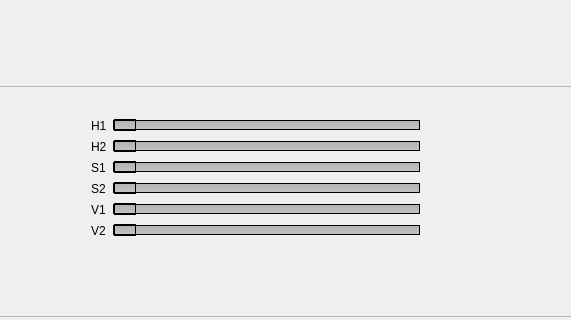
This is Binary_cam/mainwindow.ui in rafaelgp23/OpenCVproject as Qt 5 draws it before an edit; both pictures show x 611 to 1182 and y 424 to 744 of the 1362 by 744 pixel window. The edited form follows.
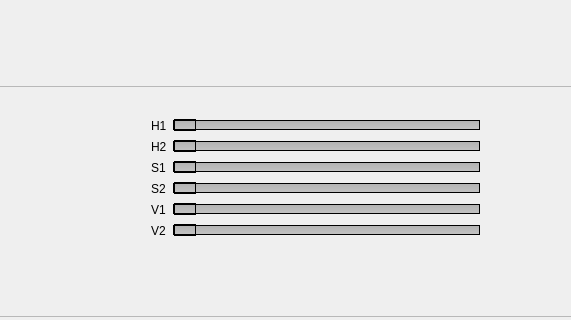
This is the edited form.

```diff
--- a/Binary_cam/mainwindow.ui
+++ b/Binary_cam/mainwindow.ui
@@ -150,7 +150,7 @@
          <widget class="QWidget" name="formLayoutWidget_2">
           <property name="geometry">
            <rect>
-            <x>460</x>
+            <x>520</x>
             <y>10</y>
             <width>351</width>
             <height>206</height>
```
Left out of the diff: 28 changed lines with no effect on the pictures.
